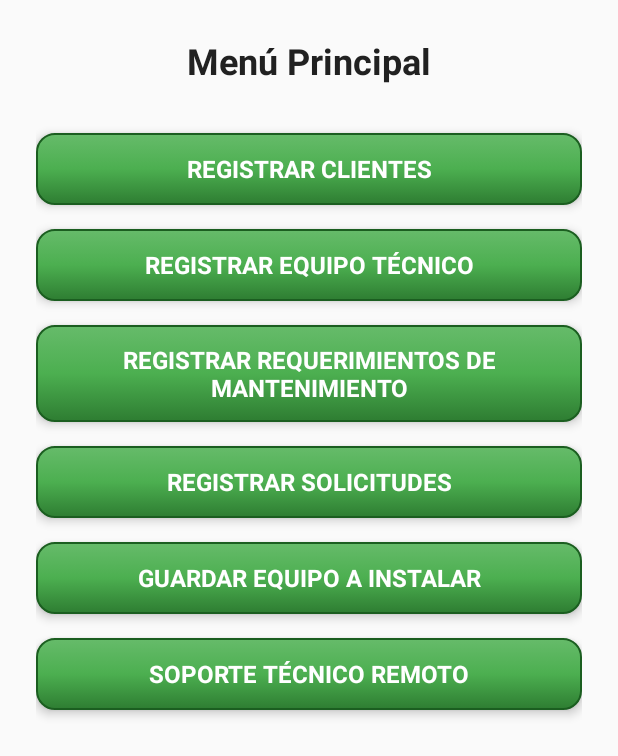
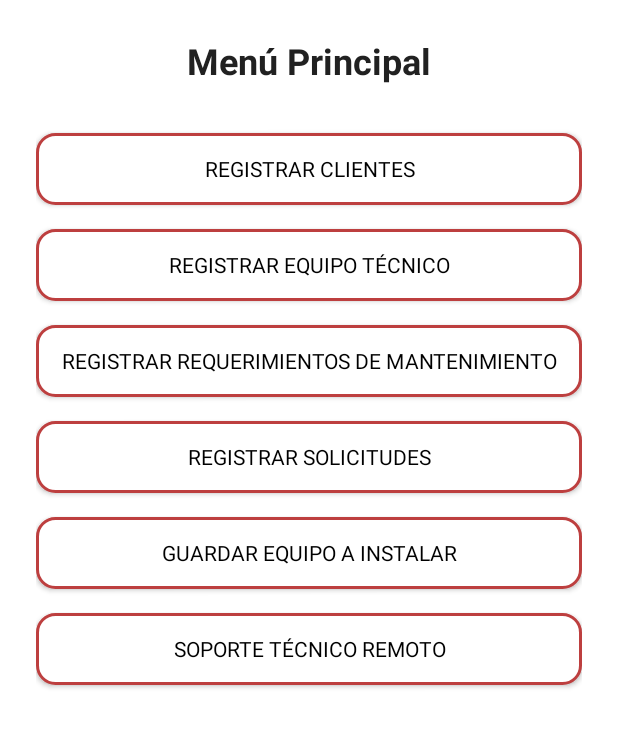
Before and after one commit to Jtoscanoa/BasculasyServicios, an Android app: the screen it shows after launch (MenuActivity), on a phone screen of 412 x 824 dp. Shown: the top 756 px of the screen. Run offline under Robolectric (Android 15) with nearby library versions, the phone set to English and light mode, and no system bars.

Commit message:
Cambio del front.

```diff
--- /dev/null
+++ b/ProyectoByS/app/src/main/res/drawable/button_border_red.xml
@@ -0,0 +1,12 @@
+<?xml version="1.0" encoding="utf-8"?>
+<shape xmlns:android="http://schemas.android.com/apk/res/android"
+    android:shape="rectangle">
+
+    <solid android:color="#FFFFFF"/> <!-- Fondo blanco -->
+
+    <stroke
+        android:width="2dp"
+        android:color="#BD3F3F"/> <!-- Borde rojo personalizado -->
+
+    <corners android:radius="12dp"/>
+</shape>
--- a/ProyectoByS/app/src/main/res/layout/activity_menu.xml
+++ b/ProyectoByS/app/src/main/res/layout/activity_menu.xml
@@ -5,97 +5,105 @@
     android:gravity="center_horizontal"
     android:layout_width="match_parent"
     android:layout_height="match_parent"
-    android:padding="24dp">
+    android:padding="24dp"
+    android:background="#FFFFFF">
 
     <TextView
         android:text="Menú Principal"
         style="@style/TextAppearance.Title"
         android:layout_marginBottom="32dp"
         android:layout_width="wrap_content"
-        android:layout_height="wrap_content"/>
+        android:layout_height="wrap_content" />
 
     <Button
         android:id="@+id/btnRegisterClient"
         android:text="REGISTRAR CLIENTES"
-        style="@style/ButtonStyle"
+        android:background="@drawable/button_border_red"
+        android:textColor="#000000"
         android:layout_width="match_parent"
         android:layout_height="wrap_content"
-        android:layout_marginBottom="16dp"/>
+        android:layout_marginBottom="16dp" />
 
     <Button
         android:id="@+id/btnViewClients"
         android:text="VISUALIZAR CLIENTES"
-        style="@style/ButtonStyle"
+        android:background="@drawable/button_border_red"
+        android:textColor="#000000"
         android:layout_width="match_parent"
         android:layout_height="wrap_content"
         android:visibility="gone"
-        android:layout_marginBottom="16dp"/>
-
-    <!-- NUEVOS BOTONES -->
+        android:layout_marginBottom="16dp" />
 
     <Button
         android:id="@+id/btnRegisterTeam"
         android:text="REGISTRAR EQUIPO TÉCNICO"
-        style="@style/ButtonStyle"
+        android:background="@drawable/button_border_red"
+        android:textColor="#000000"
         android:layout_width="match_parent"
         android:layout_height="wrap_content"
-        android:layout_marginBottom="16dp"/>
+        android:layout_marginBottom="16dp" />
 
     <Button
         android:id="@+id/btnRegisterRequirements"
         android:text="REGISTRAR REQUERIMIENTOS DE MANTENIMIENTO"
-        style="@style/ButtonStyle"
+        android:background="@drawable/button_border_red"
+        android:textColor="#000000"
         android:layout_width="match_parent"
         android:layout_height="wrap_content"
-        android:layout_marginBottom="16dp"/>
+        android:layout_marginBottom="16dp" />
 
     <Button
         android:id="@+id/btnRegisterEquipment"
         android:text="REGISTRAR EQUIPO A INSTALAR"
-        style="@style/ButtonStyle"
+        android:background="@drawable/button_border_red"
+        android:textColor="#000000"
         android:layout_width="match_parent"
         android:layout_height="wrap_content"
         android:visibility="gone"
-        android:layout_marginBottom="16dp"/>
+        android:layout_marginBottom="16dp" />
 
     <Button
         android:id="@+id/btnRegisterSecondVisit"
         android:text="REGISTRAR SEGUNDA VISITA"
-        style="@style/ButtonStyle"
+        android:background="@drawable/button_border_red"
+        android:textColor="#000000"
         android:layout_width="match_parent"
         android:layout_height="wrap_content"
         android:visibility="gone"
-        android:layout_marginBottom="16dp"/>
+        android:layout_marginBottom="16dp" />
 
     <Button
         android:id="@+id/btnRegisterRequests"
         android:text="REGISTRAR SOLICITUDES"
-        style="@style/ButtonStyle"
+        android:background="@drawable/button_border_red"
+        android:textColor="#000000"
         android:layout_width="match_parent"
         android:layout_height="wrap_content"
-        android:layout_marginBottom="16dp"/>
+        android:layout_marginBottom="16dp" />
 
     <Button
         android:id="@+id/btnGuardarEquipoAInstalar"
         android:text="Guardar Equipo a Instalar"
-        style="@style/ButtonStyle"
+        android:background="@drawable/button_border_red"
+        android:textColor="#000000"
         android:layout_width="match_parent"
         android:layout_height="wrap_content"
-        android:layout_marginBottom="16dp"/>
+        android:layout_marginBottom="16dp" />
 
     <Button
         android:id="@+id/btnRemoteSupport"
         android:text="SOPORTE TÉCNICO REMOTO"
-        style="@style/ButtonStyle"
+        android:background="@drawable/button_border_red"
+        android:textColor="#000000"
         android:layout_width="match_parent"
         android:layout_height="wrap_content"
-        android:layout_marginBottom="16dp"/>
+        android:layout_marginBottom="16dp" />
 
     <Spinner
         android:id="@+id/spinnerClients"
         android:layout_width="match_parent"
         android:layout_height="wrap_content"
         android:visibility="gone"
-        android:layout_marginBottom="16dp"/>
+        android:layout_marginBottom="16dp" />
 
 </LinearLayout>
```
Also changed, not shown: ProyectoByS/app/src/main/res/drawable/button_red_burgundy.xml (added, +13 -0 lines), ProyectoByS/app/src/main/res/layout/activity_main.xml (+8 -4 lines).
